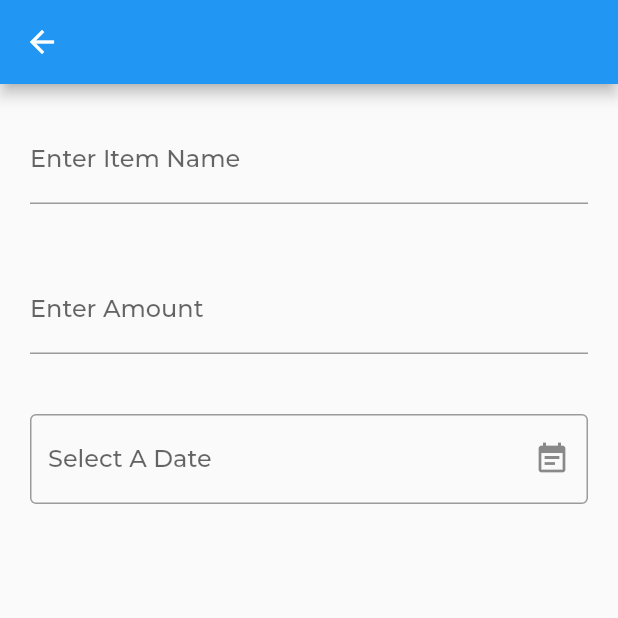
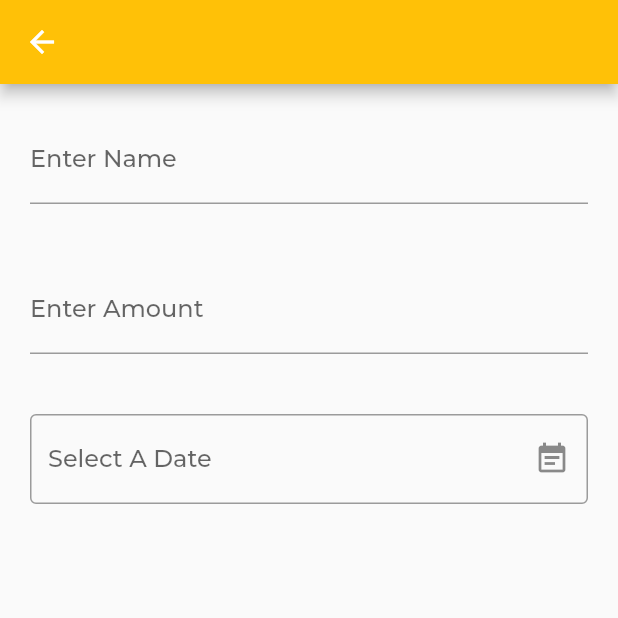
Before and after one commit to Suraez/room_sharing, a Flutter app: the screen it shows after launch, after a tap on the "add circle" icon, on a phone screen of 412 x 824 dp, the top half of it. Run offline on Flutter 3.47's test engine with Material 2 defaults, Android fonts, the phone set to English and light mode, and no system bars; drawn by our look-alikes of date_field; project files that could hold a hidden picture were left out.

Commit message:
style: some UI changes

```diff
--- a/lib/pages/add_item.dart
+++ b/lib/pages/add_item.dart
@@ -13,6 +13,7 @@ class _AddItemState extends State<AddItem> {
   Widget build(BuildContext context) {
     return Scaffold(
       appBar: AppBar(
+        backgroundColor: Colors.amber,
         leading: IconButton(
           icon: const Icon(Icons.arrow_back),
           onPressed: () {
--- a/lib/pages/home.dart
+++ b/lib/pages/home.dart
@@ -8,9 +8,13 @@ class Home extends StatelessWidget {
   Widget build(BuildContext context) {
     return Scaffold(
         appBar: AppBar(
+          backgroundColor: Colors.amber[600],
           title: const Align(
             alignment: Alignment.centerLeft,
-            child: Text('Room Expenses'),
+            child: Text(
+              'Room Expenses',
+              style: TextStyle(color: Colors.black),
+            ),
           ),
           actions: <Widget>[
             IconButton(
@@ -30,9 +34,11 @@ class Home extends StatelessWidget {
 
   Widget bottomPart(BuildContext context) {
     return const BottomAppBar(
+        color: Colors.amber,
         child: SizedBox(
           height: 100,
           child: Row(
+            mainAxisAlignment: MainAxisAlignment.spaceAround,
             children: <Widget>[
               Column(
                 mainAxisAlignment: MainAxisAlignment.center,
@@ -45,8 +51,12 @@ class Home extends StatelessWidget {
               ),
               Column(
                 mainAxisAlignment: MainAxisAlignment.center,
-            crossAxisAlignment: CrossAxisAlignment.end,
-            children: <Widget>[Text('5000')],
+                children: <Widget>[
+                  Text(
+                    '1500',
+                    style: TextStyle(fontSize: 24.0),
+                  )
+                ],
               )
             ],
           ),
@@ -68,6 +78,7 @@ class Home extends StatelessWidget {
           height: 100,
           // child: Center(child: Text('Entry ${entries[index]}')),
           child: const Row(
+            mainAxisAlignment: MainAxisAlignment.spaceBetween,
             children: <Widget>[
               Column(
                 mainAxisAlignment: MainAxisAlignment.center,
@@ -91,7 +102,7 @@ class Home extends StatelessWidget {
                     style: TextStyle(fontSize: 24.0),
                   ),
                   Text(
-                    'Priya',
+                    'Suraj',
                     style: TextStyle(fontSize: 14.0),
                   ),
                 ],
--- a/lib/pages/item_form.dart
+++ b/lib/pages/item_form.dart
@@ -23,7 +23,7 @@ class _ItemFormState extends State<ItemForm> {
             child: TextFormField(
               decoration: const InputDecoration(
                 border: UnderlineInputBorder(),
-                labelText: 'Enter Item Name',
+                labelText: 'Enter Name',
               ),
             ),
           ),
```
Lines whose indentation alone changed are shown as unchanged.
